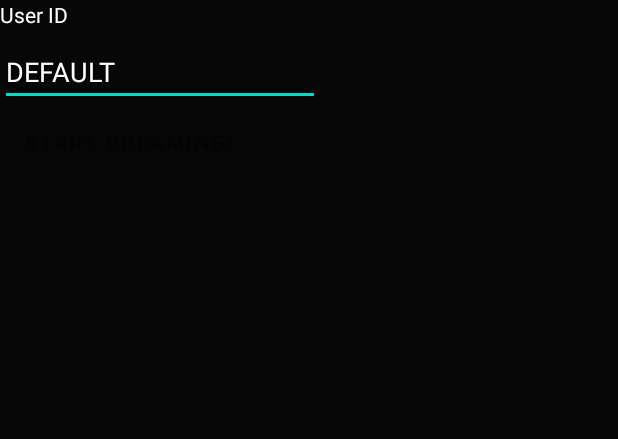
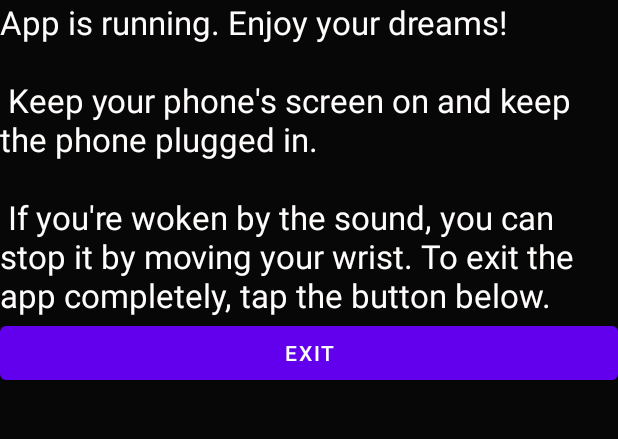
Before and after one commit to nathanww/wearable-ld, an Android app: the screen it shows after launch (MainActivity), after a tap on "START DREAMING!", on a phone screen of 412 x 824 dp, the part 84-523 px from its top. Run offline under Robolectric (Android 15) with nearby library versions, the light colour scheme and no system bars; libraries missing offline, so code that uses them is left out: fi.iki.elonen; 1 statement that could not run was skipped.

Commit message:
Fix bug where cueing would stop if prob drops below 0.99

```diff
--- a/app/src/main/java/com/neurelectrics/dive/MainActivity.java
+++ b/app/src/main/java/com/neurelectrics/dive/MainActivity.java
@@ -34,6 +34,7 @@ import java.util.TimerTask;
 
 import fi.iki.elonen.NanoHTTPD;
 
+import static android.view.View.GONE;
 import static java.nio.charset.StandardCharsets.UTF_8;
 
 public class MainActivity extends AppCompatActivity {
@@ -50,16 +51,16 @@ public class MainActivity extends AppCompatActivity {
     float MOTION_THRESH=3f; //how much motion is considered an arousal
     float ONSET_THRESH=0.99f; //how high does the rem probability have to be to trigger cueing?
     float cueVolume=0.0f;
-    float CUE_VOLUME_INC=0.005f; //how much does the cue volume increase ach second?
+    float CUE_VOLUME_INC=0.00025f; //how much does the cue volume increase ach second?
     int BUFFER_SIZE=60; //HOW MANY TO AVERAGE?
     boolean DEBUG_MODE=false;
 
     boolean cueRunning=false;
-    int lastArousal=0;
-    int ONSET_TIME=14400; //minimum time the app must be running before it will cue
+
+    int ONSET_TIME=3600; //minimum time the app must be running before it will cue
     int BACKOFF_TIME=600;
     int elapsedTime=0;
-
+    int lastArousal=(0-BACKOFF_TIME);
     ArrayList<Float> probBuffer=new ArrayList<Float>(); //buffer for averaging REM probabilities
 
 
@@ -85,12 +86,49 @@ public class MainActivity extends AppCompatActivity {
             Log.e("Httpd", ioe.getMessage());
         }
         Log.w("Httpd", "Web server initialized.");
+        sharedPref = this.getPreferences(Context.MODE_PRIVATE);
+        editor=sharedPref.edit();
 
+
+        //set up the username field
+        EditText userID=(EditText) findViewById(R.id.userID);
+        userID.setText(sharedPref.getString("userID","DEFAULT"));
+        userID.addTextChangedListener(new TextWatcher() {
+            @Override
+            public void onTextChanged(CharSequence s, int start, int before, int count) {
+                editor.putString("userID",""+s);
+                editor.apply();
+            }
+
+            @Override
+            public void beforeTextChanged(CharSequence s, int start, int count, int after) {
+
+            }
+
+            @Override
+            public void afterTextChanged(Editable s) {
+
+            }
+        });
+        Button stopButton = (Button) findViewById(R.id.stopButton);
+        stopButton.setOnClickListener(new View.OnClickListener() {
+            @Override
+            public void onClick(View v) {
+                System.exit(0);
+            }
+        }
+            );
         Button startButton = (Button) findViewById(R.id.startButton);
         startButton.setOnClickListener(new View.OnClickListener() {
             @Override
             public void onClick(View v) {
-                startButton.setEnabled(false);
+                startButton.setVisibility(View.GONE);
+                userID.setVisibility(View.GONE);
+                TextView prompt=(TextView)  findViewById(R.id.userPrompt);
+                prompt.setVisibility(View.GONE);
+                TextView instr=(TextView)  findViewById(R.id.appRunningHeader);
+                instr.setVisibility(View.VISIBLE);
+                stopButton.setVisibility(View.VISIBLE);
                 startTraining= MediaPlayer.create(MainActivity.this,R.raw.training1);
                 training2= MediaPlayer.create(MainActivity.this,R.raw.training2);
 
@@ -131,9 +169,9 @@ public class MainActivity extends AppCompatActivity {
             }
         });
         if (DEBUG_MODE) {
-            elapsedTime=ONSET_TIME+50;
+           // elapsedTime=ONSET_TIME+50;
             //BACKOFF_TIME=10;
-            ONSET_THRESH=0;
+            //ONSET_THRESH=0;
 
         }
 
@@ -142,36 +180,24 @@ public class MainActivity extends AppCompatActivity {
         fitbitMonitor.schedule(new TimerTask() {
             @Override
             public void run() {
-                if (System.currentTimeMillis() > lastPacket+10000) {
+                runOnUiThread(new Runnable() {
+                    @Override
+                    public void run() {
+                        TextView connectionWarning=(TextView) findViewById(R.id.connectionWarning);
+                        if (System.currentTimeMillis() > lastPacket+10000) {
+                            connectionWarning.setVisibility(View.VISIBLE);
+                        }
+                        else {
+                            connectionWarning.setVisibility(GONE);
 
-                }
+                        }
+                    }
+                });
+
             }
-        }, 0, 10000);
-
-        sharedPref = this.getPreferences(Context.MODE_PRIVATE);
-        editor=sharedPref.edit();
+        }, 15000, 10000);
 
 
-        //set up the username field
-        EditText userID=(EditText) findViewById(R.id.userID);
-        userID.setText(sharedPref.getString("userID","DEFAULT"));
-        userID.addTextChangedListener(new TextWatcher() {
-            @Override
-            public void onTextChanged(CharSequence s, int start, int before, int count) {
-                editor.putString("userID",""+s);
-                editor.apply();
-            }
-
-            @Override
-            public void beforeTextChanged(CharSequence s, int start, int count, int after) {
-
-            }
-
-            @Override
-            public void afterTextChanged(Editable s) {
-
-            }
-        });
 
     }
 
@@ -247,8 +273,10 @@ public class MainActivity extends AppCompatActivity {
                 float avgProb=average(probBuffer);
 
 
+
                 boolean isArousal=false;
             if (elapsedTime >= ONSET_TIME) {
+                Log.i("cuedata","point1");
 
 
                     //String test=stageData.split("\"Probability( is3=1 )\":")[0];
@@ -274,8 +302,11 @@ public class MainActivity extends AppCompatActivity {
                     oldz=motionZ;
 
 
-                    //cueing logic control
-                    if (avgProb >= ONSET_THRESH && elapsedTime >= ONSET_TIME && elapsedTime-lastArousal >= BACKOFF_TIME) { //conditions are good for cueing
+                Log.i("cuedata",elapsedTime+","+lastArousal+","+(elapsedTime-lastArousal)+","+BACKOFF_TIME);
+                    //if (avgProb >= ONSET_THRESH && elapsedTime >= ONSET_TIME && elapsedTime-lastArousal >= BACKOFF_TIME) { //conditions are good for cueing
+                if (avgProb >= ONSET_THRESH && elapsedTime >= ONSET_TIME && elapsedTime-lastArousal >= BACKOFF_TIME) { //cue starts if we have exceeded the threshold and keeps running until an arousal interrupts it
+                    Log.i("cuedata","point2");
+
                         if (!cueRunning) {
                             cueRunning=true;
                             lucidMusic= MediaPlayer.create(MainActivity.this,R.raw.eno1fade);
@@ -283,30 +314,31 @@ public class MainActivity extends AppCompatActivity {
                             lucidMusic.setLooping(true);
                             lucidMusic.start();
                         }
-                        cueVolume=cueVolume+CUE_VOLUME_INC;
-                        //check to see if we've recorded enough arousals to set a volume cap. If we have, make sure the volume doesn't exceed the cap
-                        float arousalSum=sharedPref.getFloat("arousalSum",0);
-                        int arousalN=sharedPref.getInt("arousalN",0);
-                        if (arousalN >= 4) {
-                            float meanThresh=(arousalSum/arousalN)*0.75f;
-                            if (cueVolume > meanThresh) {
-                                cueVolume=meanThresh;
-                                Log.i("volume", "capped at "+meanThresh);
-                            }
-                        }
-                        lucidMusic.setVolume(cueVolume,cueVolume);
+
                     }
-                    else {
+                    else if (elapsedTime-lastArousal < BACKOFF_TIME){ //arousal, stop the cues as needed
 
                         if (cueRunning) {
                             lucidMusic.stop();
                             cueRunning=false;
-
-
                         }
                     }
+                if (cueRunning) { //if the cueing is running, start incrementing the volume
+                    cueVolume = cueVolume + CUE_VOLUME_INC;
+                    //check to see if we've recorded enough arousals to set a volume cap. If we have, make sure the volume doesn't exceed the cap
+                    float arousalSum = sharedPref.getFloat("arousalSum", 0);
+                    int arousalN = sharedPref.getInt("arousalN", 0);
+                    if (arousalN >= 4) {
+                        float meanThresh = (arousalSum / arousalN) * 0.75f;
+                        if (cueVolume > meanThresh) {
+                            cueVolume = meanThresh;
+                            Log.i("volume", "capped at " + meanThresh);
+                        }
+                    }
+                    lucidMusic.setVolume(cueVolume, cueVolume);
+                }
             }
-                return(System.currentTimeMillis()+","+hr+","+motionX+","+motionY+","+motionZ+","+gyrox+","+gyroy+","+gyroz+","+s3Prob+","+avgProb+","+cueRunning+","+cueVolume+","+(elapsedTime-lastArousal));
+                return(System.currentTimeMillis()+","+hr+","+motionX+","+motionY+","+motionZ+","+gyrox+","+gyroy+","+gyroz+","+s3Prob+","+avgProb+","+cueRunning+","+cueVolume+","+(elapsedTime));
 
             } //no stage info available
             else {
@@ -321,6 +353,7 @@ public class MainActivity extends AppCompatActivity {
                               Map<String, String> parameters,
                               Map<String, String> files) {
             //Log.e("fitbitserver", "request");
+            lastPacket=System.currentTimeMillis();
             if (uri.indexOf("rawdata") > -1) { //recieved a data packet from the Fitbit, set the Fitbit status to good.
                 Log.i("data",parameters.toString());
                 String result=handleStaging(parameters.toString());
--- a/app/src/main/res/layout/activity_main.xml
+++ b/app/src/main/res/layout/activity_main.xml
@@ -37,4 +37,20 @@
         android:layout_width="wrap_content"
         android:layout_height="wrap_content"
         android:text="Start dreaming!" />
+
+    <TextView
+        android:id="@+id/appRunningHeader"
+        android:layout_width="match_parent"
+        android:layout_height="wrap_content"
+        android:text="App is running. Enjoy your dreams! \n\n Keep your phone's screen on and keep the phone plugged in.\n\n If you're woken by the sound, you can stop it by moving your wrist. To exit the app completely, tap the button below."
+        android:textColor="#FFFCFC"
+        android:textSize="22sp"
+        android:visibility="gone" />
+
+    <Button
+        android:id="@+id/stopButton"
+        android:layout_width="match_parent"
+        android:layout_height="wrap_content"
+        android:text="Exit"
+        android:visibility="gone" />
 </LinearLayout>
```
